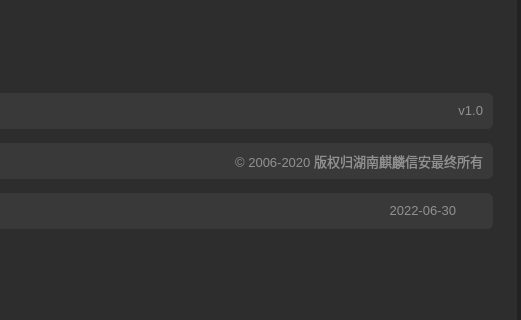
First picture: the form in src/ui/ks-vaudit-audit/src/widget.ui, repository openeuler-mirror/ks-vaudit, before the edit; both pictures show x 459 to 980 and y 109 to 429 of the 980 by 532 pixel window.
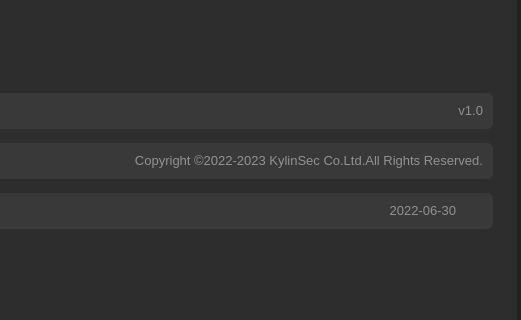
Second picture: the form after the edit. Icons and pictures are not drawn.

Commit message: fix(Recording,ui): fix ui list, copyright, waterprint

```diff
--- a/src/ui/ks-vaudit-audit/src/widget.ui
+++ b/src/ui/ks-vaudit-audit/src/widget.ui
@@ -1751,9 +1751,9 @@
       <widget class="QLabel" name="label_6">
        <property name="geometry">
         <rect>
-         <x>357</x>
+         <x>257</x>
          <y>7</y>
-         <width>261</width>
+         <width>361</width>
          <height>21</height>
         </rect>
        </property>
@@ -1766,7 +1766,7 @@
         <string notr="true">color:#919191;</string>
        </property>
        <property name="text">
-        <string>© 2006-2020 版权归湖南麒麟信安最终所有</string>
+        <string>Copyright ©2022-2023 KylinSec Co.Ltd.All Rights Reserved.</string>
        </property>
        <property name="alignment">
         <set>Qt::AlignRight|Qt::AlignTrailing|Qt::AlignVCenter</set>
```
The commit also changes 7 other files.
